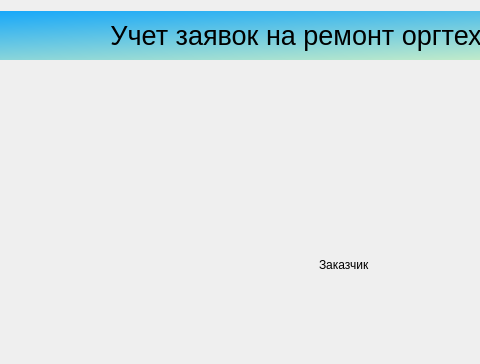
This is welcomescreen.ui in Julia-Zhirnova/StepicDemo as Qt 5 draws it before an edit; both pictures show x 182 to 662 and y 0 to 364 of the 1000 by 600 pixel window. The edited form follows.
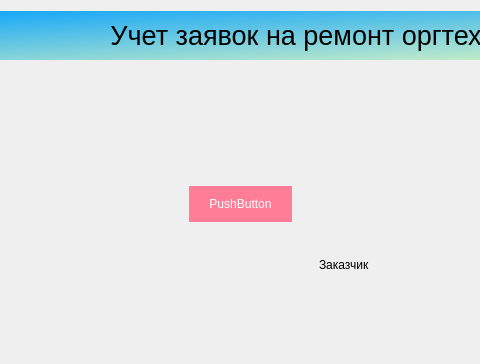
This is the edited form. The open tabs and pages were chosen to show the change. Icons and pictures are not drawn.

Commit message: Сделали единый стиль приложения

Patch:
```diff
--- a/welcomescreen.ui
+++ b/welcomescreen.ui
@@ -27,6 +27,16 @@
   <property name="toolTipDuration">
    <number>0</number>
   </property>
+  <property name="styleSheet">
+   <string notr="true">QPushButton {
+background-color: rgb(4, 160, 255);
+color: rgb(255, 255, 255);
+border: 0px;
+}
+QWidget
+{font: &quot;Comic Sans MS&quot;;}
+</string>
+  </property>
   <property name="sizeGripEnabled">
    <bool>false</bool>
   </property>
@@ -98,6 +108,9 @@
      <property name="autoFillBackground">
       <bool>false</bool>
      </property>
+     <property name="styleSheet">
+      <string notr="true"/>
+     </property>
      <widget class="QWidget" name="Avtorisation">
       <property name="layoutDirection">
        <enum>Qt::LeftToRight</enum>
@@ -233,6 +246,23 @@
         <string>Заказчик</string>
        </property>
       </widget>
+      <widget class="QPushButton" name="pushButton">
+       <property name="geometry">
+        <rect>
+         <x>360</x>
+         <y>120</y>
+         <width>103</width>
+         <height>36</height>
+        </rect>
+       </property>
+       <property name="styleSheet">
+        <string notr="true">QPushButton#pushButton {background-color: rgb(255,125,150);
+border: 5x;}</string>
+       </property>
+       <property name="text">
+        <string>PushButton</string>
+       </property>
+      </widget>
      </widget>
      <widget class="QWidget" name="Master">
       <widget class="QLabel" name="label_7">
```
Left out of the diff: 14 changed lines with no effect on the pictures.
